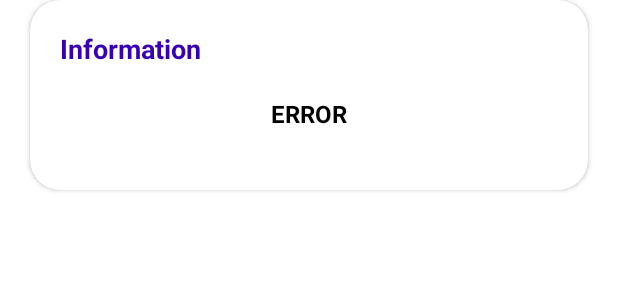
After one commit to Lorslou/Kotlin-App, an Android app: the layout dialog_search_agent_error.xml on its own in the app's theme, with its tools: preview values and no code run, on a phone screen of 412 x 824 dp. The commit adds this screen. Shown: the top 300 px of the screen. Run offline under Robolectric (Android 15) with nearby library versions, the phone set to English and light mode, and no system bars.

Commit message:
Added error dialog when the user enters data that is not found in the API

```diff
--- a/app/src/main/java/com/multimedia/kotlin_app/ui/view/search/SearchFragment.kt
+++ b/app/src/main/java/com/multimedia/kotlin_app/ui/view/search/SearchFragment.kt
@@ -1,5 +1,6 @@
 package com.multimedia.kotlin_app.ui.view.search
 
+import android.app.AlertDialog
 import android.os.Bundle
 import androidx.fragment.app.Fragment
 import android.view.LayoutInflater
@@ -71,12 +72,7 @@ class SearchFragment : Fragment() {
             if (it != null) {
                 adapter.updateAdapter(it)
             } else {
-                //TODO --> SWAP TO DIALOG
-                Toast.makeText(
-                    requireContext(),
-                    "El agente introducido no existe",
-                    Toast.LENGTH_LONG
-                ).show()
+                showAlertDialog()
                 adapter.clearAdapter()
             }
         }
@@ -99,6 +95,15 @@ class SearchFragment : Fragment() {
         _binding = null
     }
 
-    //los fragment no tienen contexto, por lo tanto no podemos poner this cuando pide context. Pondremos requireContext()
+    // TODO DELEGATE RESPONSIBILITY TO THE VIEWMODEL
+    private fun showAlertDialog() {
+        val alertDialog = AlertDialog.Builder(requireContext())
+            .setMessage("Try searching something else")
+            .setTitle("Not found")
+            .setPositiveButton(android.R.string.ok, null)
+            .create()
+
+        alertDialog.show()
+    }
 
 }
--- a/app/src/main/java/com/multimedia/kotlin_app/ui/viewmodel/AgentSearchViewModel.kt
+++ b/app/src/main/java/com/multimedia/kotlin_app/ui/viewmodel/AgentSearchViewModel.kt
@@ -37,14 +37,4 @@ class AgentSearchViewModel @Inject constructor(
         }
     }
 
-    /*
-    fun searchName(agentName: String) {
-        viewModelScope.launch {
-            val allAgents = getAllAgentsUseCase.invoke()
-        }
-    }
-     */
-
-
-
 }
--- /dev/null
+++ b/app/src/main/res/layout/dialog_search_agent_error.xml
@@ -0,0 +1,46 @@
+<?xml version="1.0" encoding="utf-8"?>
+<androidx.cardview.widget.CardView xmlns:android="http://schemas.android.com/apk/res/android"
+    xmlns:app="http://schemas.android.com/apk/res-auto"
+    android:layout_width="match_parent"
+    android:layout_height="wrap_content"
+    android:layout_marginHorizontal="20dp"
+    app:cardBackgroundColor="@color/white"
+    app:cardCornerRadius="20dp">
+
+    <LinearLayout
+        android:layout_width="match_parent"
+        android:layout_height="wrap_content"
+        android:gravity="center"
+        android:orientation="vertical"
+        android:padding="20dp">
+
+        <TextView
+            android:layout_width="match_parent"
+            android:layout_height="wrap_content"
+            android:text="Information"
+            android:textColor="@color/purple_700"
+            android:textSize="18sp"
+            android:textStyle="bold" />
+
+        <TextView
+            android:id="@+id/tvMessage"
+            android:layout_width="match_parent"
+            android:layout_height="wrap_content"
+            android:layout_marginTop="20dp"
+            android:gravity="center"
+            android:text="ERROR"
+            android:textColor="@color/black"
+            android:textSize="16sp"
+            android:textStyle="bold" />
+
+        <LinearLayout
+            android:layout_width="match_parent"
+            android:layout_height="wrap_content"
+            android:layout_marginTop="20dp"
+            android:gravity="center"
+            android:orientation="horizontal">
+
+        </LinearLayout>
+
+    </LinearLayout>
+</androidx.cardview.widget.CardView>
```
